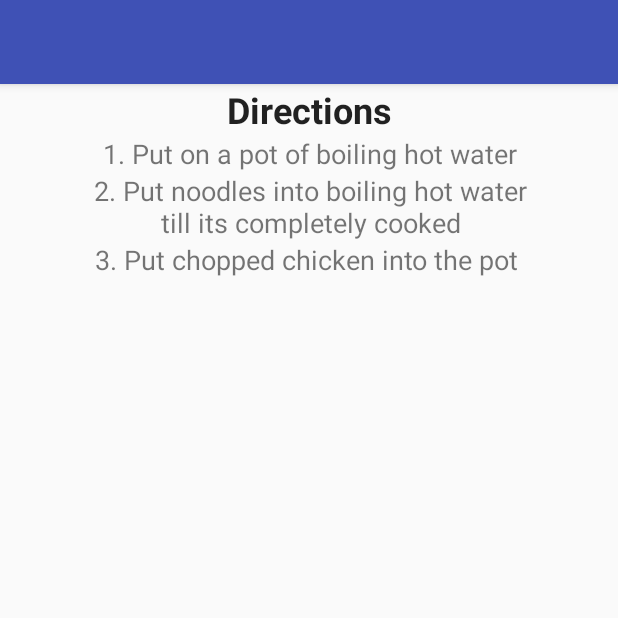
After one commit to Sanaknaki/cookbook, an Android app: the Directions screen opened directly, with no data from a screen before it, on a phone screen of 412 x 824 dp, the top half of it. The commit adds this screen. Run offline under Robolectric (Android 15) with nearby library versions, the phone set to English and light mode, and no system bars.

Commit message:
Added directions tab

```diff
--- a/cookbookApp/app/src/main/AndroidManifest.xml
+++ b/cookbookApp/app/src/main/AndroidManifest.xml
@@ -22,7 +22,7 @@
         <activity android:name=".ExcludeIngredients"></activity>
         <activity android:name=".Recipe" ></activity>
         <activity android:name = ".RecipeInfo"></activity>
-
+        <activity android:name=".Directions"></activity>
     </application>
 
 </manifest>
--- /dev/null
+++ b/cookbookApp/app/src/main/java/com/uottawa/alisanaknaki/cookbook/Directions.java
@@ -0,0 +1,18 @@
+package com.uottawa.alisanaknaki.cookbook;
+
+import android.os.Bundle;
+import android.support.v7.app.AppCompatActivity;
+import android.widget.Button;
+
+/**
+ * Created by unaizrehmani on 2016-11-16.
+ */
+
+public class Directions extends AppCompatActivity {
+    protected void onCreate(Bundle savedInstanceState) {
+        super.onCreate(savedInstanceState);
+        setContentView(R.layout.activity_directions);
+
+
+    }
+}
--- a/cookbookApp/app/src/main/java/com/uottawa/alisanaknaki/cookbook/RecipeInfo.java
+++ b/cookbookApp/app/src/main/java/com/uottawa/alisanaknaki/cookbook/RecipeInfo.java
@@ -1,7 +1,10 @@
 package com.uottawa.alisanaknaki.cookbook;
 
+import android.content.Intent;
 import android.os.Bundle;
 import android.support.v7.app.AppCompatActivity;
+import android.view.View;
+import android.widget.Button;
 
 /**
  * Created by AliSanaknaki on 2016-11-16.
@@ -11,5 +14,14 @@ public class RecipeInfo extends AppCompatActivity {
     protected void onCreate(Bundle savedInstanceState) {
         super.onCreate(savedInstanceState);
         setContentView(R.layout.activity_recipeinfo);
+
+        Button advanceToDirections = (Button) findViewById(R.id.goToDirections);
+        advanceToDirections.setOnClickListener(new View.OnClickListener(){
+            public void onClick(View view){
+                Intent intent = new Intent(RecipeInfo.this,Directions.class);
+                startActivity(intent);
+            }
+        });
+
     }
 }
--- /dev/null
+++ b/cookbookApp/app/src/main/res/layout/activity_directions.xml
@@ -0,0 +1,78 @@
+<?xml version="1.0" encoding="utf-8"?>
+<LinearLayout xmlns:android="http://schemas.android.com/apk/res/android"
+    android:layout_width="match_parent"
+    android:layout_height="match_parent"
+    android:orientation="vertical"
+    android:layout_weight="1">
+
+    <TextView
+        android:text="Directions"
+        android:layout_width="match_parent"
+        android:layout_height="68dp"
+        android:id="@+id/textView2"
+        android:gravity="center"
+        android:textAppearance="@style/TextAppearance.AppCompat.Body1"
+        android:textSize="24sp"
+        android:textStyle="normal|bold"
+        android:layout_weight="1" />
+
+    <ScrollView
+        android:layout_width="match_parent"
+        android:layout_height="match_parent"
+        android:layout_weight="1">
+
+        <LinearLayout
+            android:orientation="horizontal"
+            android:layout_width="match_parent"
+            android:layout_height="wrap_content">
+
+            <LinearLayout
+                android:orientation="vertical"
+                android:layout_width="match_parent"
+                android:layout_height="match_parent"
+                android:layout_weight="3"></LinearLayout>
+
+            <LinearLayout
+                android:layout_width="match_parent"
+                android:layout_height="match_parent"
+                android:orientation="vertical"
+                android:layout_weight="1">
+
+                <TextView
+                    android:text="1. Put on a pot of boiling hot water"
+                    android:layout_width="match_parent"
+                    android:layout_height="wrap_content"
+                    android:id="@+id/textView21"
+                    android:gravity="center"
+                    android:layout_gravity="center"
+                    android:textSize="18sp" />
+
+                <TextView
+                    android:text="2. Put noodles into boiling hot water till its completely cooked"
+                    android:layout_width="match_parent"
+                    android:layout_height="wrap_content"
+                    android:id="@+id/textView20"
+                    android:gravity="center"
+                    android:layout_gravity="center"
+                    android:textSize="18sp" />
+
+                <TextView
+                    android:text="3. Put chopped chicken into the pot "
+                    android:layout_width="match_parent"
+                    android:layout_height="wrap_content"
+                    android:id="@+id/textView19"
+                    android:gravity="center"
+                    android:layout_gravity="center"
+                    android:textSize="18sp" />
+
+            </LinearLayout>
+
+            <LinearLayout
+                android:orientation="vertical"
+                android:layout_width="match_parent"
+                android:layout_height="match_parent"
+                android:layout_weight="3"></LinearLayout>
+        </LinearLayout>
+    </ScrollView>
+
+</LinearLayout>
--- a/cookbookApp/app/src/main/res/layout/layout_recipes.xml
+++ b/cookbookApp/app/src/main/res/layout/layout_recipes.xml
@@ -8,13 +8,12 @@
     <TextView
         android:text="Recipes"
         android:layout_width="match_parent"
-        android:layout_height="match_parent"
+        android:layout_height="66dp"
         android:id="@+id/textView"
         android:textSize="24sp"
         tools:textStyle="bold"
         android:textIsSelectable="false"
         android:textAppearance="@style/TextAppearance.AppCompat.Body1"
-        android:layout_weight="3"
         android:gravity="center_vertical|center_horizontal" />
 
     <ScrollView
@@ -129,10 +128,9 @@
 
     <Button
         android:text="Done"
-        android:layout_width="wrap_content"
-        android:layout_height="match_parent"
+        android:layout_width="143dp"
+        android:layout_height="55dp"
         android:id="@+id/backToCategory"
-        android:layout_weight="3.2"
         android:backgroundTint="@color/colorAccent"
         android:layout_gravity="center" />
 
```
